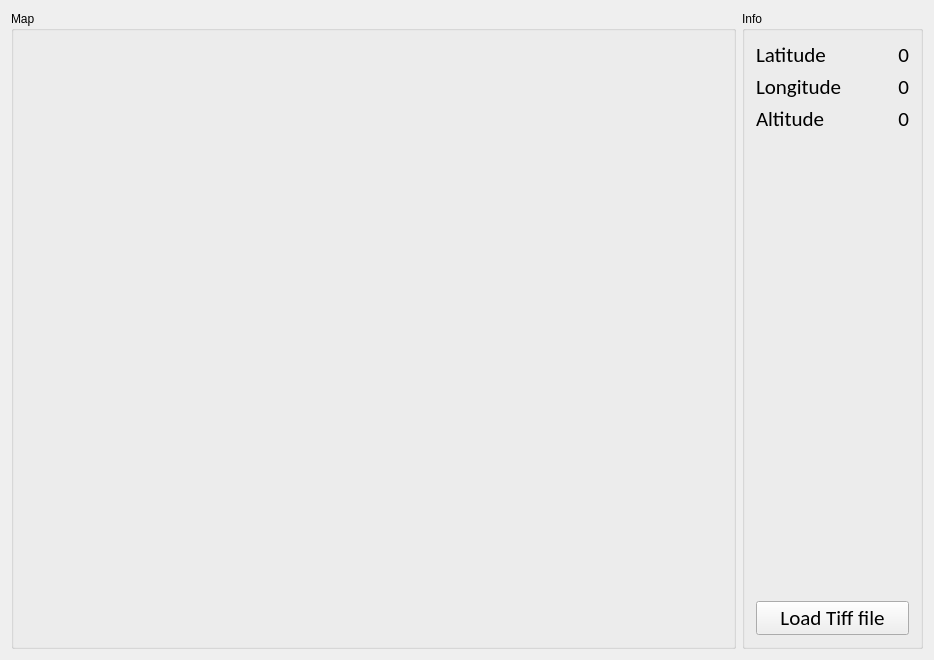
Qt form mainwindow.ui (zrmei/GeoTiffTestDemo) before a commit.
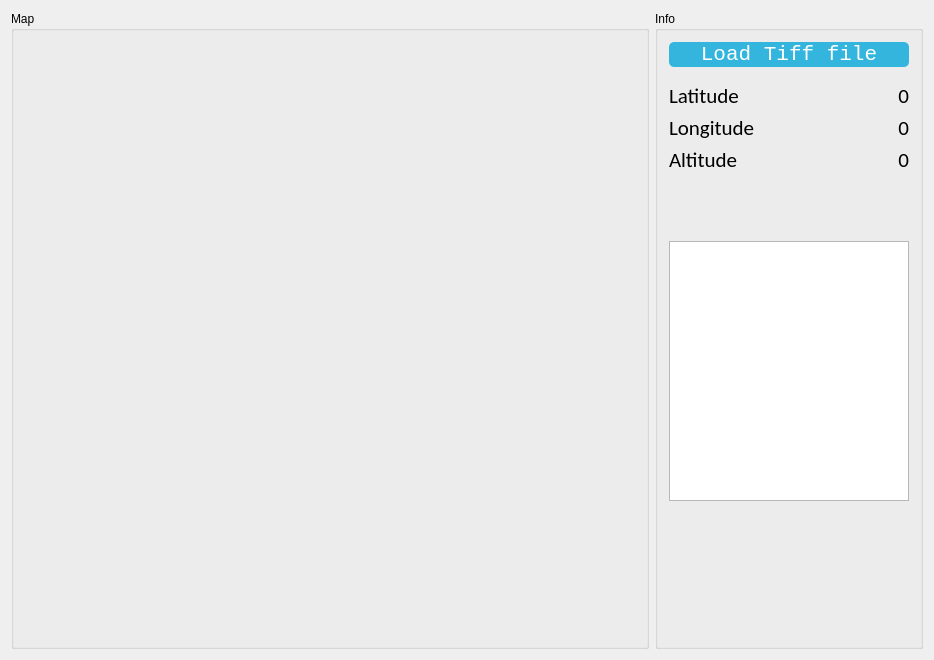
The same form after that commit.

```diff
--- a/mainwindow.ui
+++ b/mainwindow.ui
@@ -14,7 +14,7 @@
    <string>GeoTiffTestDemo</string>
   </property>
   <widget class="QWidget" name="centralWidget">
-   <layout class="QHBoxLayout" name="horizontalLayout" stretch="4,1">
+   <layout class="QHBoxLayout" name="horizontalLayout" stretch="5,2">
     <item>
      <widget class="QGroupBox" name="gbMap">
       <property name="title">
@@ -41,6 +41,56 @@
        <string>Info</string>
       </property>
       <layout class="QVBoxLayout" name="verticalLayout">
+       <item>
+        <widget class="QPushButton" name="pushButton">
+         <property name="font">
+          <font>
+           <family>Consolas</family>
+           <pointsize>16</pointsize>
+           <weight>50</weight>
+           <italic>false</italic>
+           <bold>false</bold>
+          </font>
+         </property>
+         <property name="styleSheet">
+          <string notr="true">QPushButton {
+	border-radius: 5px;
+	background: rgb(0, 166, 218, 200);
+	height: 2em;
+	color: white;
+	font: 16pt &quot;Consolas&quot;;
+ }
+
+QPushButton:hover {
+	background: qlineargradient(x1: 0, y1: 0, x2: 0, y2: 1, stop: 0 rgba(0, 166, 218, 200) stop: 1 rgba(0, 166, 218, 128));
+	color: black;
+}
+QPushButton:!enabled {
+	background: grey;
+	color: black;
+}</string>
+         </property>
+         <property name="text">
+          <string>Load Tiff file</string>
+         </property>
+        </widget>
+       </item>
+       <item>
+        <spacer name="verticalSpacer_4">
+         <property name="orientation">
+          <enum>Qt::Vertical</enum>
+         </property>
+         <property name="sizeType">
+          <enum>QSizePolicy::Maximum</enum>
+         </property>
+         <property name="sizeHint" stdset="0">
+          <size>
+           <width>20</width>
+           <height>10</height>
+          </size>
+         </property>
+        </spacer>
+       </item>
        <item>
         <layout class="QGridLayout" name="gridLayout">
          <item row="0" column="0">
@@ -137,16 +187,19 @@
          <property name="orientation">
           <enum>Qt::Vertical</enum>
          </property>
+         <property name="sizeType">
+          <enum>QSizePolicy::Maximum</enum>
+         </property>
          <property name="sizeHint" stdset="0">
           <size>
            <width>20</width>
-           <height>40</height>
+           <height>20</height>
           </size>
          </property>
         </spacer>
        </item>
        <item>
-        <widget class="QPushButton" name="pushButton">
+        <widget class="QLabel" name="lblMapCoordType">
          <property name="font">
           <font>
            <family>Calibri</family>
@@ -154,7 +207,58 @@
           </font>
          </property>
          <property name="text">
-          <string>Load Tiff file</string>
+          <string/>
+         </property>
+        </widget>
+       </item>
+       <item>
+        <spacer name="verticalSpacer_3">
+         <property name="orientation">
+          <enum>Qt::Vertical</enum>
+         </property>
+         <property name="sizeType">
+          <enum>QSizePolicy::Maximum</enum>
+         </property>
+         <property name="sizeHint" stdset="0">
+          <size>
+           <width>20</width>
+           <height>10</height>
+          </size>
+         </property>
+        </spacer>
+       </item>
+       <item>
+        <widget class="QListWidget" name="lwPoints">
+         <property name="font">
+          <font>
+           <family>Calibri</family>
+           <pointsize>16</pointsize>
+          </font>
+         </property>
+         <property name="contextMenuPolicy">
+          <enum>Qt::CustomContextMenu</enum>
+         </property>
+        </widget>
+       </item>
+       <item>
+        <widget class="QLabel" name="lblLogo">
+         <property name="sizePolicy">
+          <sizepolicy hsizetype="Preferred" vsizetype="Fixed">
+           <horstretch>0</horstretch>
+           <verstretch>0</verstretch>
+          </sizepolicy>
+         </property>
+         <property name="minimumSize">
+          <size>
+           <width>240</width>
+           <height>128</height>
+          </size>
+         </property>
+         <property name="text">
+          <string/>
+         </property>
+         <property name="alignment">
+          <set>Qt::AlignCenter</set>
          </property>
         </widget>
        </item>
```
Left out of the diff: 1 changed line with no effect on the pictures.
